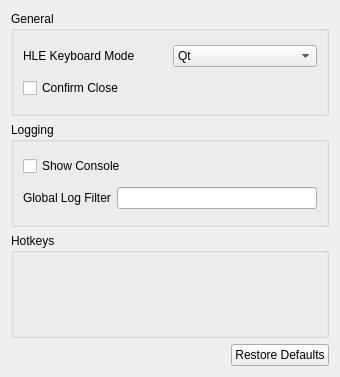
Gegopat/citra, file src/citra/configuration/general.ui: the form before one commit.
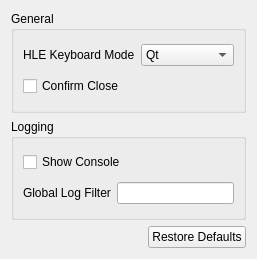
The form after the commit. Custom widgets are drawn as their Qt base class.

Commit message:
citra-qt: Add base support for hotkey reconfiguration + UI (whole of PR citra-emu/citra#3786)
* Adds a new Hotkeys tab in the Controls group.
* Right click to reconfigure.
* See the original PR for more details & screenshots.

Patch:
```diff
--- a/src/citra/configuration/general.ui
+++ b/src/citra/configuration/general.ui
@@ -6,8 +6,8 @@
    <rect>
     <x>0</x>
     <y>0</y>
-    <width>340</width>
-    <height>377</height>
+    <width>257</width>
+    <height>259</height>
    </rect>
   </property>
   <property name="windowTitle">
@@ -97,22 +97,6 @@
        </layout>
       </widget>
      </item>
-     <item>
-      <widget class="QGroupBox" name="groupBox_3">
-       <property name="title">
-        <string>Hotkeys</string>
-       </property>
-       <layout class="QHBoxLayout" name="horizontalLayout_4">
-        <item>
-         <layout class="QVBoxLayout" name="verticalLayout_4">
-          <item>
-           <widget class="GHotkeysDialog" name="hotkeysDialog" native="true"/>
-          </item>
-         </layout>
-        </item>
-       </layout>
-      </widget>
-     </item>
      <item alignment="Qt::AlignRight">
       <widget class="QPushButton" name="restore_defaults">
        <property name="text">
@@ -124,14 +108,6 @@
    </item>
   </layout>
  </widget>
- <customwidgets>
-  <customwidget>
-   <class>GHotkeysDialog</class>
-   <extends>QWidget</extends>
-   <header>hotkeys.h</header>
-   <container>1</container>
-  </customwidget>
- </customwidgets>
  <resources/>
  <connections/>
 </ui>
```
The commit also changes 25 other files.
